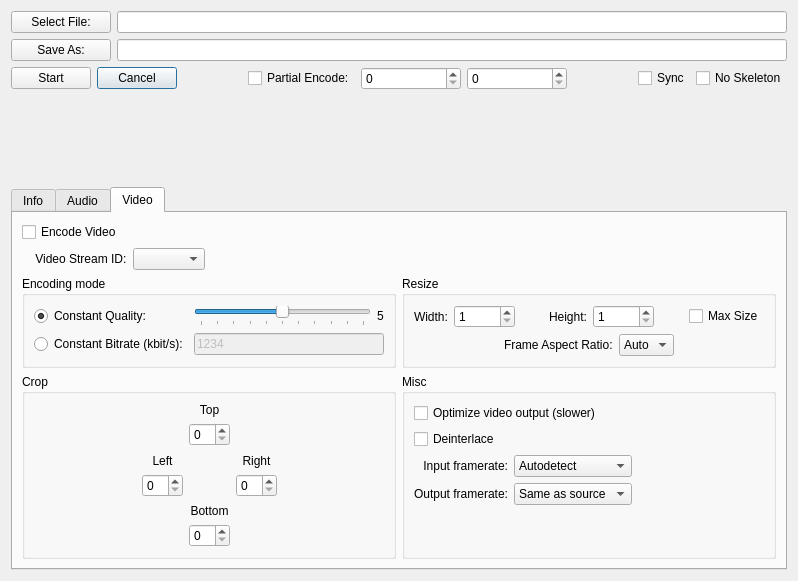
Above: dialog.ui from an146/qtheorafrontend before the change. Below: the same form after it.
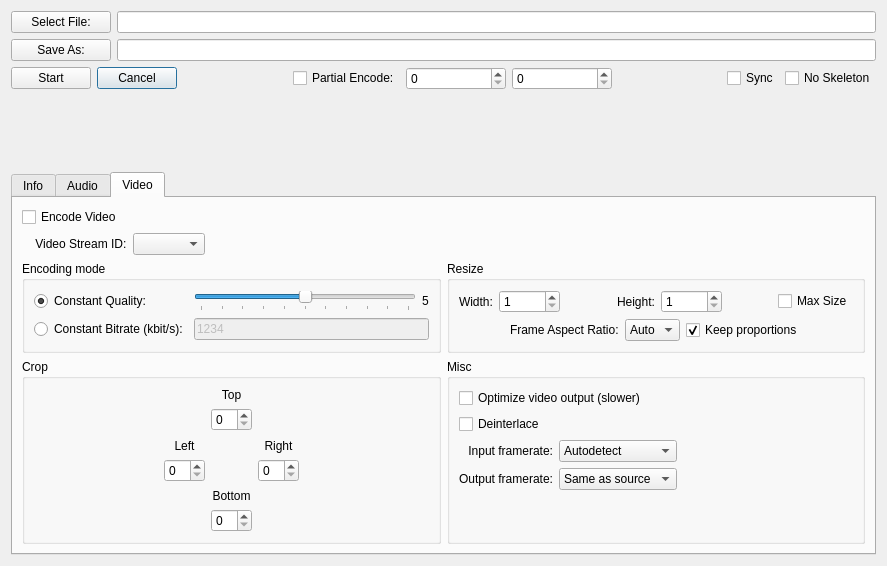
That is the form after the change. The open tabs and pages were chosen to show the change. Icons and pictures are not drawn. Custom widgets are drawn as their Qt base class.

Commit message: keep proportions checkbox

Diff of the .ui file:
```diff
--- a/dialog.ui
+++ b/dialog.ui
@@ -6,8 +6,8 @@
    <rect>
     <x>0</x>
     <y>0</y>
-    <width>798</width>
-    <height>581</height>
+    <width>887</width>
+    <height>566</height>
    </rect>
   </property>
   <property name="windowTitle">
@@ -920,6 +920,16 @@
                 </item>
                </widget>
               </item>
+              <item>
+               <widget class="QCheckBox" name="video_keep_proportions">
+                <property name="text">
+                 <string>Keep proportions</string>
+                </property>
+                <property name="checked">
+                 <bool>true</bool>
+                </property>
+               </widget>
+              </item>
               <item>
                <spacer name="horizontalSpacer_6">
                 <property name="orientation">
@@ -1124,21 +1134,21 @@
             <string>Misc</string>
            </property>
            <layout class="QGridLayout" name="gridLayout_2">
-            <item row="0" column="0" colspan="2">
+            <item row="1" column="0" colspan="2">
              <widget class="QCheckBox" name="video_optimize">
               <property name="text">
                <string>Optimize video output (slower)</string>
               </property>
              </widget>
             </item>
-            <item row="1" column="0">
+            <item row="2" column="0">
              <widget class="QCheckBox" name="video_deinterlace">
               <property name="text">
                <string>Deinterlace</string>
               </property>
              </widget>
             </item>
-            <item row="2" column="0">
+            <item row="3" column="0">
              <widget class="QLabel" name="label_28">
               <property name="text">
                <string>Input framerate:</string>
@@ -1148,7 +1158,7 @@
               </property>
              </widget>
             </item>
-            <item row="2" column="1">
+            <item row="3" column="1">
              <widget class="QComboBox" name="video_input_framerate">
               <item>
                <property name="text">
@@ -1222,7 +1232,7 @@
               </item>
              </widget>
             </item>
-            <item row="2" column="2">
+            <item row="3" column="2">
              <spacer name="horizontalSpacer_10">
               <property name="orientation">
                <enum>Qt::Horizontal</enum>
@@ -1235,7 +1245,7 @@
               </property>
              </spacer>
             </item>
-            <item row="3" column="0">
+            <item row="4" column="0">
              <widget class="QLabel" name="label_30">
               <property name="text">
                <string>Output framerate:</string>
@@ -1245,7 +1255,7 @@
               </property>
              </widget>
             </item>
-            <item row="4" column="1">
+            <item row="5" column="1">
              <spacer name="verticalSpacer_9">
               <property name="orientation">
                <enum>Qt::Vertical</enum>
@@ -1258,7 +1268,7 @@
               </property>
              </spacer>
             </item>
-            <item row="3" column="1">
+            <item row="4" column="1">
              <widget class="QComboBox" name="video_output_framerate">
               <item>
                <property name="text">
```
The commit also changes 1 other file.
